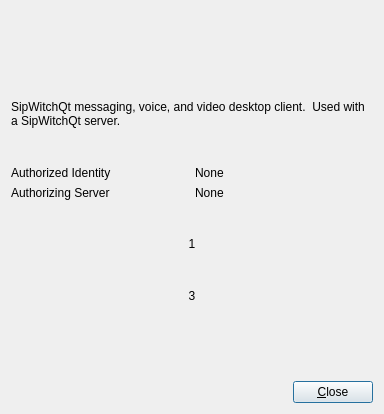
Above: Dialogs/about.ui from dyfet/tycho_sipwitchqt before the change. Below: the same form after it.
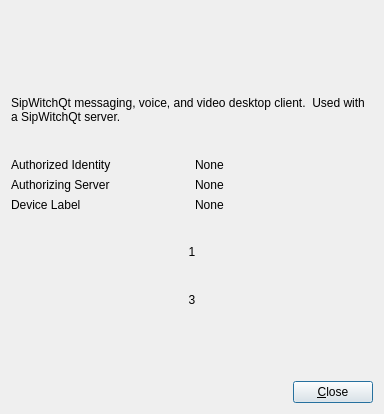
That is the form after the change. Icons and pictures are not drawn.

Commit message: Profile devices - to verify your own devices!

```diff
--- a/Dialogs/about.ui
+++ b/Dialogs/about.ui
@@ -180,6 +180,20 @@
          </property>
         </widget>
        </item>
+       <item row="2" column="0">
+        <widget class="QLabel" name="label_2">
+         <property name="text">
+          <string>Device Label</string>
+         </property>
+        </widget>
+       </item>
+       <item row="2" column="1">
+        <widget class="QLabel" name="authLabel">
+         <property name="text">
+          <string>None</string>
+         </property>
+        </widget>
+       </item>
       </layout>
      </item>
      <item>
```
Left out of the diff: 20 changed lines with no effect on the pictures. The commit also changes 28 other files.
